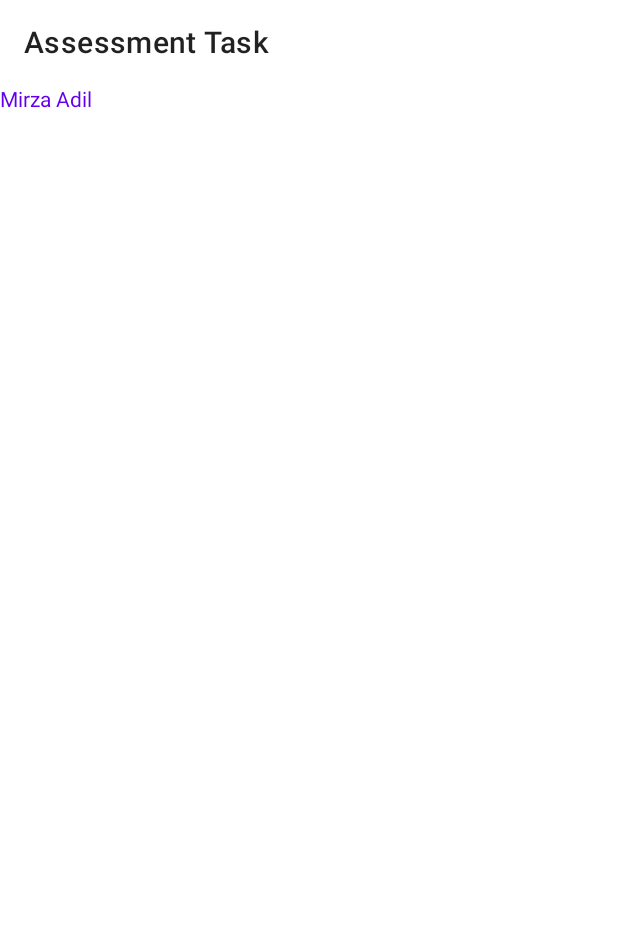
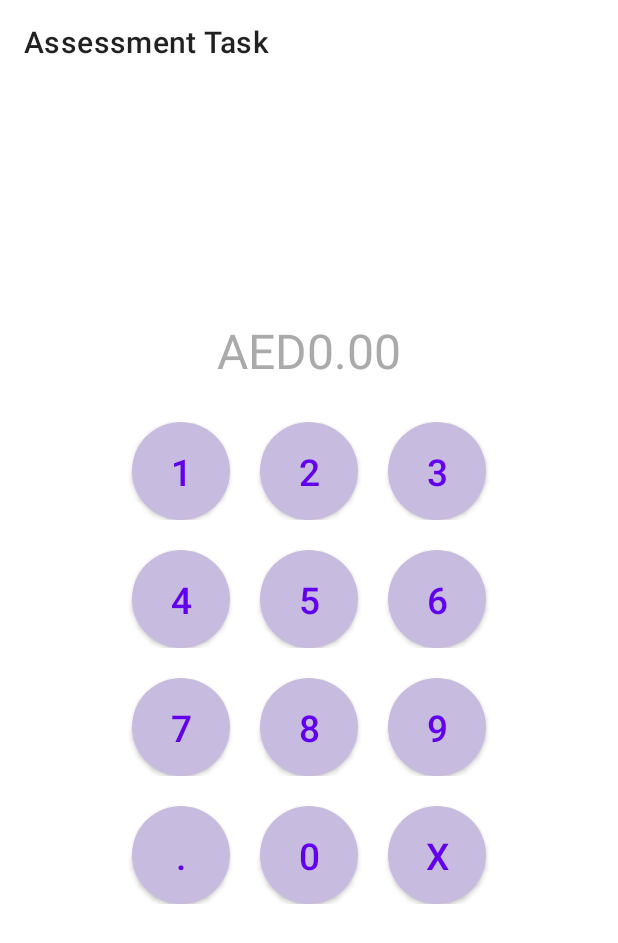
Before and after one commit to mirzaadil/Assessment-Task, an Android app: the screen it shows after launch (BaseActivity), on a phone screen of 412 x 824 dp. Shown: the top 943 px of the screen. Run offline under Robolectric (Android 15) with nearby library versions, the phone set to English and light mode, and no system bars; our stand-ins replace Dagger/Hilt's generated code, navigation-ui, sdp/ssp sizes.

Commit message:
Transaction screen UI completed.

```diff
--- /dev/null
+++ b/app/src/main/res/drawable/bg_round_selector.xml
@@ -0,0 +1,23 @@
+<?xml version="1.0" encoding="utf-8"?>
+<selector xmlns:android="http://schemas.android.com/apk/res/android">
+    <item android:state_pressed="false">
+        <shape android:shape="oval">
+
+            <solid android:color="@color/btn_normal_state"/>
+
+            <padding
+                    android:left="1dp"
+                    android:right="1dp"
+                    android:top="1dp"/>
+            <corners android:radius="55dp"/>
+        </shape>
+    </item>
+
+    <item
+            android:state_pressed="true">
+        <shape android:shape="oval">
+            <solid android:color="@color/colorPrimary"/>
+        </shape>
+    </item>
+
+</selector>
--- /dev/null
+++ b/app/src/main/res/drawable/bg_text_color.xml
@@ -0,0 +1,5 @@
+<?xml version="1.0" encoding="utf-8"?>
+<selector xmlns:android="http://schemas.android.com/apk/res/android">
+    <item android:state_pressed="true" android:color="@color/white"/>
+    <item android:color="@color/colorPrimary"/>
+</selector>
--- a/app/src/main/res/layout/fragment_transaction_screen.xml
+++ b/app/src/main/res/layout/fragment_transaction_screen.xml
@@ -1,17 +1,135 @@
 <?xml version="1.0" encoding="utf-8"?>
-<androidx.constraintlayout.widget.ConstraintLayout
-    xmlns:android="http://schemas.android.com/apk/res/android"
+<androidx.constraintlayout.widget.ConstraintLayout xmlns:android="http://schemas.android.com/apk/res/android"
+    xmlns:app="http://schemas.android.com/apk/res-auto"
     xmlns:tools="http://schemas.android.com/tools"
     android:layout_width="match_parent"
-    android:layout_height="match_parent">
+    android:layout_height="match_parent"
+    android:background="@color/white">
 
-<androidx.appcompat.widget.AppCompatTextView
-    android:textColor="@color/colorPrimary"
-    android:text="Mirza Adil"
-    android:gravity="center_vertical"
-    android:layout_width="wrap_content"
-    android:layout_height="wrap_content"
-    tools:ignore="MissingConstraints" />
+    <com.mirza.adil.utils.widgets.MaskNumberEditText
+        android:id="@+id/etPassCodeText"
+        android:layout_width="match_parent"
+        android:layout_height="wrap_content"
+        android:background="@android:color/transparent"
+        android:gravity="center_horizontal"
+        android:padding="@dimen/_20sdp"
+        android:layout_marginTop="@dimen/_100sdp"
+        android:textColor="@android:color/black"
+        android:textSize="32sp"
+        app:fet_autoFillNumbers="true"
+        app:fet_autoFillNumbersTextColor="@android:color/darker_gray"
+        app:fet_currencySymbol="AED"
+        app:fet_currencySymbolTextColor="@android:color/darker_gray"
+        app:fet_decimalLength="2"
+        app:fet_drawableGravity="fet_center"
+        app:fet_drawablePadding="0dp"
+        app:fet_showThousandsSeparator="true"
+        app:flow_horizontalGap="@dimen/_10sdp"
+        app:layout_constraintTop_toTopOf="parent"
+        tools:layout_editor_absoluteX="0dp" />
 
+    <LinearLayout
+        android:id="@+id/llPasscodeFirstRow"
+        android:layout_width="match_parent"
+        android:layout_height="wrap_content"
+        android:gravity="center_horizontal"
+        android:orientation="horizontal"
+        app:layout_constraintTop_toBottomOf="@+id/etPassCodeText">
+
+        <androidx.appcompat.widget.AppCompatButton
+            android:id="@+id/button1"
+            style="@style/ButtonTransactionScreen"
+            android:layout_marginStart="20dp"
+            android:text="@string/one" />
+
+        <androidx.appcompat.widget.AppCompatButton
+            android:id="@+id/button2"
+            style="@style/ButtonTransactionScreen"
+            android:text="@string/two" />
+
+        <androidx.appcompat.widget.AppCompatButton
+            android:id="@+id/button3"
+            style="@style/ButtonTransactionScreen"
+            android:text="@string/three" />
+    </LinearLayout>
+
+    <LinearLayout
+        android:id="@+id/llPasscodeSecondRow"
+        android:layout_width="match_parent"
+        android:layout_height="wrap_content"
+        android:layout_marginTop="20dp"
+        android:gravity="center_horizontal"
+        android:orientation="horizontal"
+        app:layout_constraintTop_toBottomOf="@+id/llPasscodeFirstRow">
+
+        <androidx.appcompat.widget.AppCompatButton
+            android:id="@+id/button4"
+            style="@style/ButtonTransactionScreen"
+            android:layout_marginStart="20dp"
+            android:text="@string/four" />
+
+        <androidx.appcompat.widget.AppCompatButton
+            android:id="@+id/button5"
+            style="@style/ButtonTransactionScreen"
+            android:text="@string/five" />
+
+        <androidx.appcompat.widget.AppCompatButton
+            android:id="@+id/button6"
+            style="@style/ButtonTransactionScreen"
+            android:text="@string/six" />
+    </LinearLayout>
+
+    <LinearLayout
+        android:id="@+id/llPasscodeThirdRow"
+        android:layout_width="match_parent"
+        android:layout_height="wrap_content"
+        android:layout_marginTop="20dp"
+        android:gravity="center_horizontal"
+        android:orientation="horizontal"
+        app:layout_constraintTop_toBottomOf="@+id/llPasscodeSecondRow">
+
+        <androidx.appcompat.widget.AppCompatButton
+            android:id="@+id/button7"
+            style="@style/ButtonTransactionScreen"
+            android:layout_marginStart="20dp"
+            android:text="@string/seven" />
+
+        <androidx.appcompat.widget.AppCompatButton
+            android:id="@+id/button8"
+            style="@style/ButtonTransactionScreen"
+            android:text="@string/eight" />
+
+        <androidx.appcompat.widget.AppCompatButton
+            android:id="@+id/button9"
+            style="@style/ButtonTransactionScreen"
+            android:text="@string/nine" />
+    </LinearLayout>
+
+    <LinearLayout
+        android:layout_width="match_parent"
+        android:layout_height="wrap_content"
+        android:layout_marginTop="20dp"
+        android:gravity="center_horizontal"
+        android:orientation="horizontal"
+        app:layout_constraintTop_toBottomOf="@+id/llPasscodeThirdRow">
+
+        <androidx.appcompat.widget.AppCompatButton
+            android:id="@+id/btnDot"
+            style="@style/ButtonTransactionScreen"
+            android:layout_marginStart="20dp"
+            android:text="@string/dot"
+            android:textColor="@drawable/bg_text_color"
+            android:textSize="@dimen/text_size_h5" />
+
+        <androidx.appcompat.widget.AppCompatButton
+            android:id="@+id/button0"
+            style="@style/ButtonTransactionScreen"
+            android:text="@string/zero" />
+
+        <androidx.appcompat.widget.AppCompatButton
+            android:id="@+id/buttonRemove"
+            style="@style/ButtonTransactionScreen"
+            android:text="@string/cross" />
+    </LinearLayout>
 
 </androidx.constraintlayout.widget.ConstraintLayout>
--- a/app/src/main/res/values-night/colors.xml
+++ b/app/src/main/res/values-night/colors.xml
@@ -4,5 +4,7 @@
     <color name="colorPrimary" tools:ignore="UnusedResources">@color/purple_200</color>
     <color name="colorOnSecondary">@color/white</color>
     <color name="placeholder_bg">#E8E8E8</color>
+    <color name="btn_normal_state">#C7BBDF</color>
+
 
 </resources>
--- a/app/src/main/res/values/colors.xml
+++ b/app/src/main/res/values/colors.xml
@@ -16,4 +16,6 @@
     <color name="colorSecondaryVariant">@color/teal_700</color>
     <color name="colorOnSecondary">@color/black</color>
     <color name="placeholder_bg">#E8E8E8</color>
+    <color name="btn_normal_state">#C7BBDF</color>
+
 </resources>
--- /dev/null
+++ b/app/src/main/res/values/dimens.xml
@@ -0,0 +1,9 @@
+<?xml version="1.0" encoding="utf-8"?>
+<resources>
+
+    <dimen name="text_size_h5">@dimen/_19sdp</dimen>
+    <dimen name="text_size_h6">@dimen/_22sdp</dimen>
+
+    <dimen name="margin_normal">@dimen/_12sdp</dimen>
+
+</resources>
--- a/app/src/main/res/values/strings.xml
+++ b/app/src/main/res/values/strings.xml
@@ -2,4 +2,16 @@
     <string name="app_name">Assessment Task</string>
     <!-- TODO: Remove or change this placeholder text -->
     <string name="hello_blank_fragment">Hello blank fragment</string>
+    <string name="one">1</string>
+    <string name="two">2</string>
+    <string name="three">3</string>
+    <string name="four">4</string>
+    <string name="five">5</string>
+    <string name="six">6</string>
+    <string name="seven">7</string>
+    <string name="eight">8</string>
+    <string name="nine">9</string>
+    <string name="dot">.</string>
+    <string name="zero">0</string>
+    <string name="cross">x</string>
 </resources>
--- a/app/src/main/res/values/styles.xml
+++ b/app/src/main/res/values/styles.xml
@@ -1,4 +1,6 @@
 <resources>
+
+    <!--    Custom Currency formatter style-->
     <declare-styleable name="ClearEditText">
         <attr name="fet_clearDrawable" format="reference" />
         <attr name="fet_drawablePadding" format="dimension" />
@@ -33,4 +35,14 @@
         <attr name="fet_autoFillNumbersTextColor" format="color" />
         <attr name="fet_maxNumberValue" format="string" />
     </declare-styleable>
+
+    <!--Custom Transaction Screen button-->
+    <style name="ButtonTransactionScreen">
+        <item name="android:layout_width">@dimen/_50sdp</item>
+        <item name="android:layout_height">@dimen/_50sdp</item>
+        <item name="android:layout_marginEnd">20dp</item>
+        <item name="android:textSize">@dimen/text_size_h5</item>
+        <item name="android:background">@drawable/bg_round_selector</item>
+        <item name="android:textColor">@drawable/bg_text_color</item>
+    </style>
 </resources>
```
